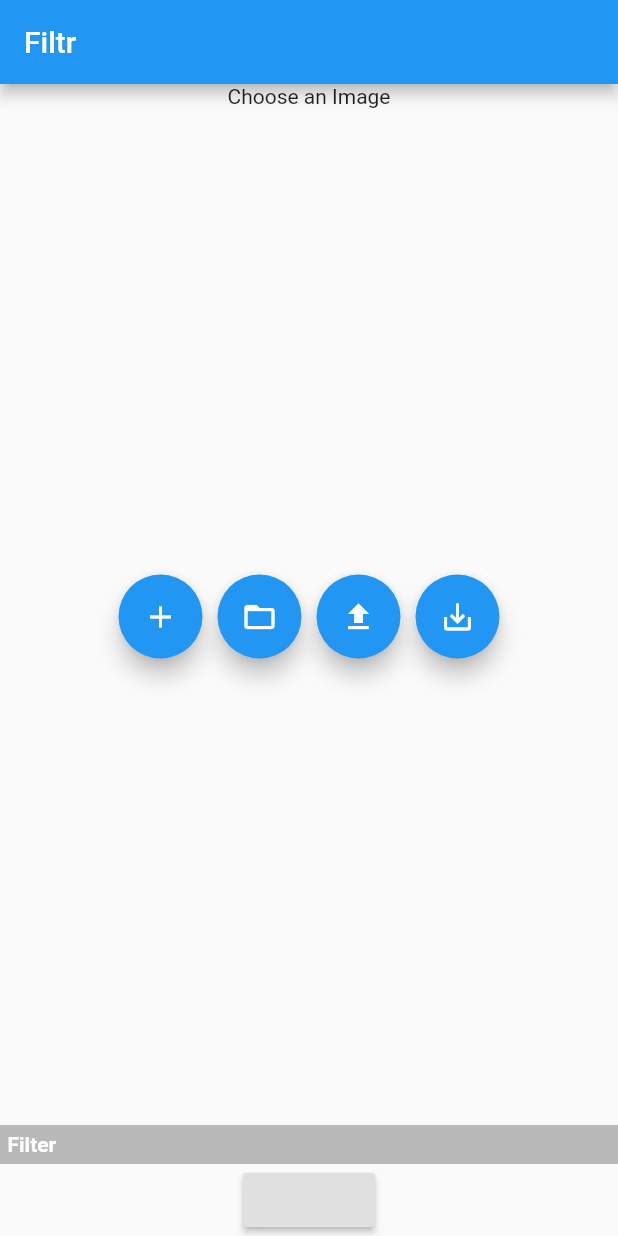
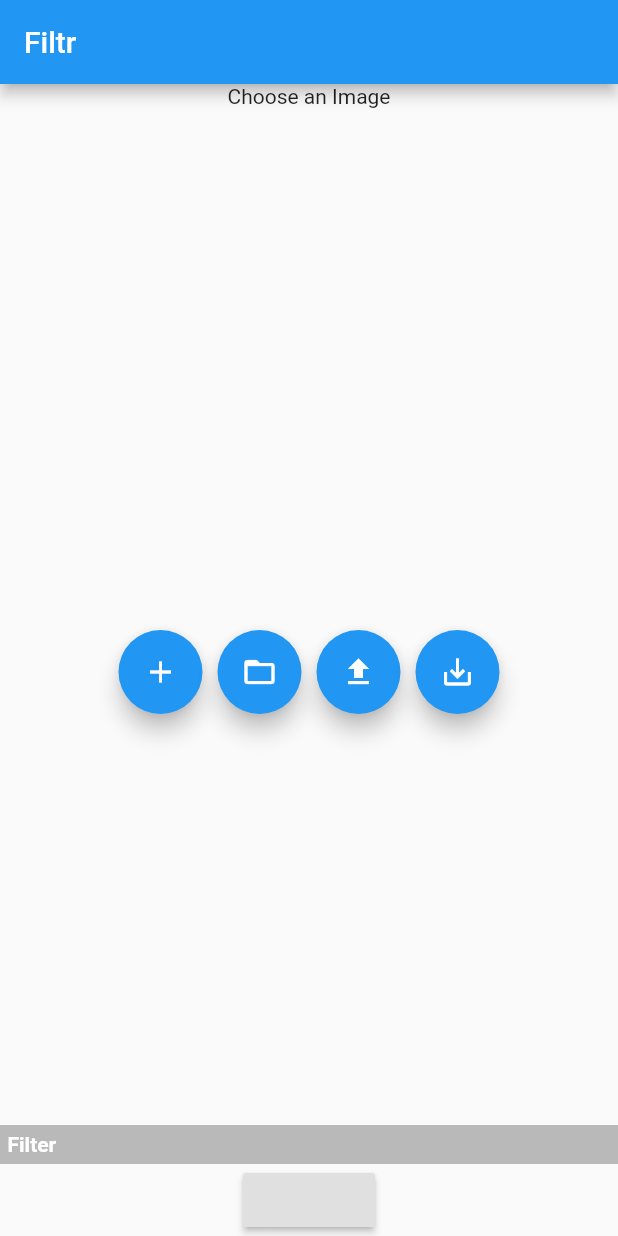
Before and after one commit to MyGodItsFull0fStars/filtr_client, a Flutter app: the screen it shows after launch, on a phone screen of 412 x 824 dp. Run offline on Flutter 3.47's test engine with Material 2 defaults, Android fonts, the phone set to English and light mode, and no system bars; our stand-ins replace bloc, camera, equatable, flutter_bloc, image_picker; missing offline and left inert: loading.

Commit message:
Widgets stacked

```diff
--- a/lib/main.dart
+++ b/lib/main.dart
@@ -70,7 +70,6 @@ class FilterApp extends StatelessWidget {
   }
 }
 
-
 class FilterView extends StatelessWidget {
   @override
   Widget build(BuildContext context) {
@@ -81,8 +80,9 @@ class FilterView extends StatelessWidget {
           title: Text('Filtr'),
         ),
         body: Center(
-            child: Column(
+            child: Stack(
           children: <Widget>[
+            Container(child: Column(children: <Widget>[
               BlocBuilder<ImageBloc, ImageState>(builder: (context, state) {
                 if (state is InitialImageState) {
                   return Text("Choose an Image");
@@ -92,7 +92,9 @@ class FilterView extends StatelessWidget {
                   return Center(
                     child: state.image == null
                         ? Text("No Image")
-                      : Image(image: FileImage(state.image)),
+                        : SizedBox(
+                            height: 300,
+                            child: Image(image: FileImage(state.image))),
                   );
                 } else if (state is CameraStartState) {
                   return Text("Camera Loading");
@@ -110,7 +112,8 @@ class FilterView extends StatelessWidget {
                 child: Row(
                   mainAxisAlignment: MainAxisAlignment.center,
                   children: <Widget>[
-                  BlocBuilder<ImageBloc, ImageState>(builder: (context, state) {
+                    BlocBuilder<ImageBloc, ImageState>(
+                        builder: (context, state) {
                       if (state is CameraShowState) {
                         return Padding(
                           padding: EdgeInsets.symmetric(horizontal: 5.0),
@@ -164,8 +167,12 @@ class FilterView extends StatelessWidget {
                     ),
                   ],
                 ),
-            ),
-            Container(
+              )
+            ])),
+            Positioned(
+                bottom: 0,
+                left: 0,
+                right: 0,
                 child: Column(
               children: <Widget>[
                 Container(
@@ -200,9 +207,10 @@ class FilterView extends StatelessWidget {
                           padding: EdgeInsets.only(top: 10, bottom: 10),
                           child: Column(
                             children: <Widget>[
-                              state.filters.length > 0 ?
-                              SizedBox(
+                              state.filters.length > 0
+                                  ? Container(
                                       height: 184,
+                                      color: Colors.white,
                                       child: ListView.builder(
                                         scrollDirection: Axis.horizontal,
                                         itemCount: state.filters.length,
@@ -230,8 +238,8 @@ class FilterView extends StatelessWidget {
                                             )
                                           ]);
                                         },
-                                  )
-                                  ) : Text("Keine Filter vorhanden!"),
+                                      ))
+                                  : Text("Keine Filter vorhanden!"),
                               BlocProvider.of<FilterBloc>(context)
                                           .filterSettingsVisible ==
                                       true
@@ -243,14 +251,26 @@ class FilterView extends StatelessWidget {
                                             ? ListView.builder(
                                                 shrinkWrap: true,
                                                 scrollDirection: Axis.vertical,
-                                                itemCount: state.filters[state.selectedFilterIndex].filterSettings.length,
+                                                itemCount: state
+                                                    .filters[state
+                                                        .selectedFilterIndex]
+                                                    .filterSettings
+                                                    .length,
                                                 itemBuilder: (context, index) {
-                                                  final filterSetting = state.filters[state.selectedFilterIndex].filterSettings[index];
+                                                  final filterSetting = state
+                                                      .filters[state
+                                                          .selectedFilterIndex]
+                                                      .filterSettings[index];
                                                   return Card(
-                                                    child: FilterSetting.buildFilterSettingWidget(filterSetting, BlocProvider.of<FilterBloc>(context))
-                                                  );
+                                                      child: FilterSetting
+                                                          .buildFilterSettingWidget(
+                                                              filterSetting,
+                                                              BlocProvider.of<
+                                                                      FilterBloc>(
+                                                                  context)));
                                                 })
-                                            : Text("Keine Filtersettings vorhanden!"),
+                                            : Text(
+                                                "Keine Filtersettings vorhanden!"),
                                       ],
                                     )
                                   : Container()
--- a/pubspec.yaml
+++ b/pubspec.yaml
@@ -27,7 +27,7 @@ dependencies:
   path:
   loading: ^1.0.2
   image_picker: ^0.6.3+1
-  #flutter_plugin_android_lifecycle: ^1.0.4
+  flutter_plugin_android_lifecycle: ^1.0.4
 
   # The following adds the Cupertino Icons font to your application.
   # Use with the CupertinoIcons class for iOS style icons.
```
Also changed, not shown: pubspec.lock, 1 other file. Lines whose indentation alone changed are shown as unchanged.
